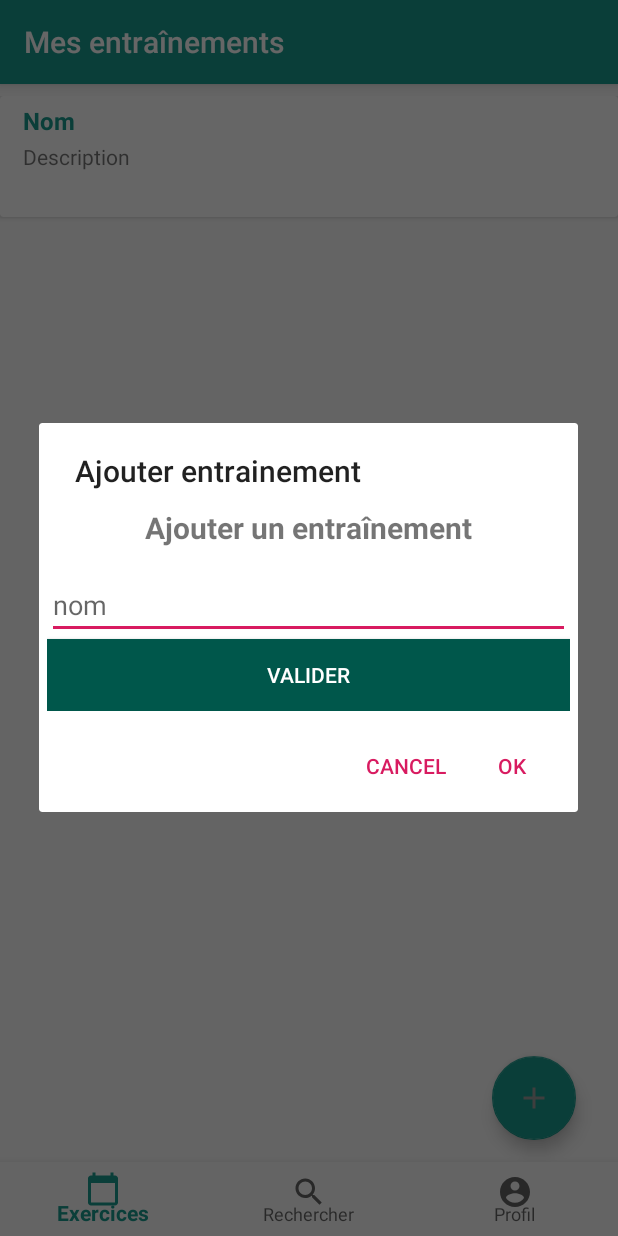
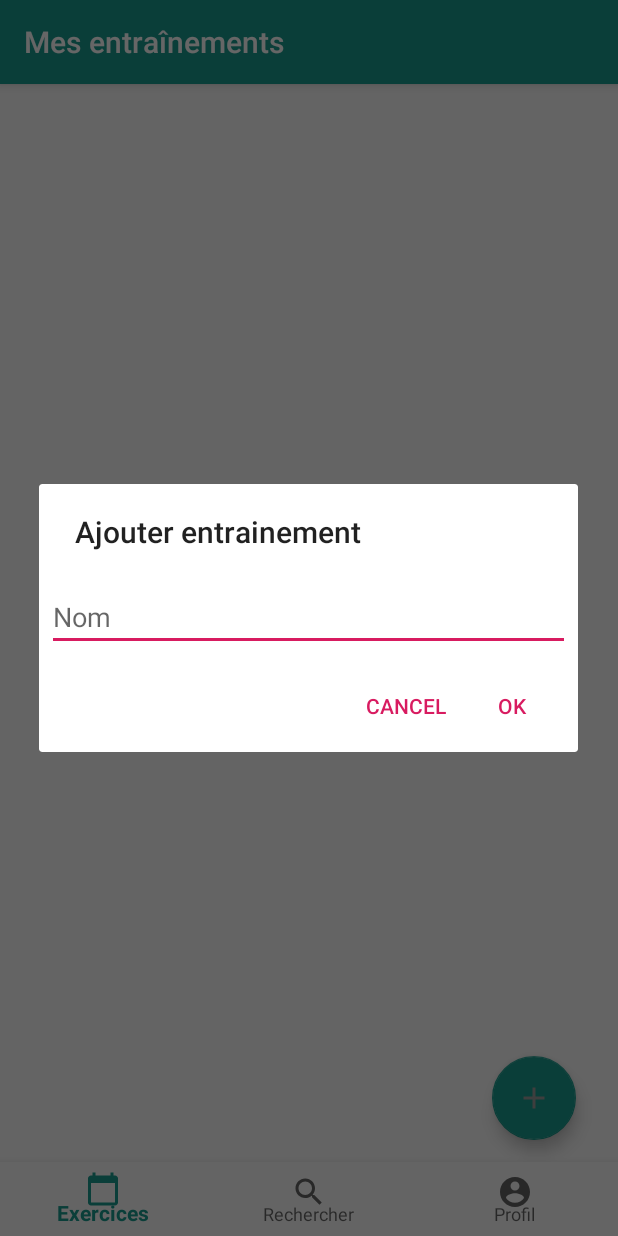
Before and after one commit to tomherbin/Projet_if26, an Android app: the screen it shows after launch (MainActivity), after a tap on an icon or button, on a phone screen of 412 x 824 dp. Run offline under Robolectric (Android 15) with nearby library versions, the phone set to English and light mode, and no system bars.

Commit message:
Prblm SQL

```diff
--- a/app/src/main/AndroidManifest.xml
+++ b/app/src/main/AndroidManifest.xml
@@ -16,7 +16,6 @@
                 <category android:name="android.intent.category.LAUNCHER" />
             </intent-filter>
         </activity>
-        <activity android:name=".fragment_home" />
         <activity android:name=".Home" />
         <activity android:name=".Search" />
         <activity
--- a/app/src/main/java/com/example/tom/projet_if26/AdapterListeEntrainement.java
+++ b/app/src/main/java/com/example/tom/projet_if26/AdapterListeEntrainement.java
@@ -33,8 +33,10 @@ public class AdapterListeEntrainement extends ArrayAdapter<ListeEntrainement> {
 
         ListeEntrainement listes = liste.get(position);
         TextView titre =(TextView) v.findViewById(R.id.nomEntrainement);
+        titre.setText(listes.getTitre());
 
         TextView compteur=(TextView)v.findViewById(R.id.compteur);
+        compteur.setText(String.valueOf(listes.getRepetition()));
 
         TextView description =(TextView) v.findViewById(R.id.description);
 
--- a/app/src/main/java/com/example/tom/projet_if26/Home.java
+++ b/app/src/main/java/com/example/tom/projet_if26/Home.java
@@ -26,19 +26,20 @@ import java.util.List;
 public class Home extends AppCompatActivity {
     private ListView lv;
     private FloatingActionButton add;
+    private EntrainementPersistance bdd;
 
 
     @Override
     protected void onCreate(Bundle savedInstanceState) {
         super.onCreate(savedInstanceState);
-        setContentView(R.layout.home_activity);
+        setContentView(R.layout.home_fragment);
         getSupportActionBar().setTitle("Entraînement");
         if (savedInstanceState == null) {
             getSupportFragmentManager().beginTransaction()
                     .replace(R.id.container, HomeFragment.newInstance())
                     .commitNow();
         }
-
+        bdd = new EntrainementPersistance(this);
 
 
 
--- a/app/src/main/java/com/example/tom/projet_if26/ListeEntrainement.java
+++ b/app/src/main/java/com/example/tom/projet_if26/ListeEntrainement.java
@@ -9,10 +9,10 @@ public class ListeEntrainement {
     }
 
     public void setRepétition(int repétition) {
-        this.repetition = repétition;
+        this.repetition = repetition;
     }
 
-    public ListeEntrainement(String titre, int repétition){
+    public ListeEntrainement(String titre, int repetition){
         this.titre=titre;
         this.repetition=repetition;
     }
--- a/app/src/main/java/com/example/tom/projet_if26/MainActivity.java
+++ b/app/src/main/java/com/example/tom/projet_if26/MainActivity.java
@@ -23,7 +23,7 @@ public class MainActivity extends AppCompatActivity {
 
 
     private TextView mTextMessage;
-    private SQliteDataBaseHelper db;
+
 
 
     private BottomNavigationView.OnNavigationItemSelectedListener mOnNavigationItemSelectedListener
--- /dev/null
+++ b/app/src/main/java/com/example/tom/projet_if26/PersistanceTraining.java
@@ -0,0 +1,75 @@
+package com.example.tom.projet_if26;
+
+import android.content.ContentValues;
+import android.content.Context;
+import android.database.Cursor;
+import android.database.sqlite.SQLiteDatabase;
+import android.database.sqlite.SQLiteOpenHelper;
+import android.util.Log;
+
+import java.util.ArrayList;
+
+public class PersistanceTraining extends SQLiteOpenHelper {
+    public static final int DATABASE_VERSION = 1;
+    // nom du fichier pour la base
+    public static final String DATABASE_NAME = "Entrainement.db";
+    // nom de la table
+    private static final String TABLE_ENTRAINEMENT = "entrainement";
+    // liste des attributs
+    private static final String ATTRIBUT_TITRE_ENTRAINEMENT = "titreEntrainement";
+    private static final String ATTRIBUT_KEY = "key";
+    private static final String ATTRIBUT_REPETITION = "repetition";
+
+    public PersistanceTraining(Context context){
+        super(context, DATABASE_NAME, null, DATABASE_VERSION);
+    }
+
+    public void onCreate(SQLiteDatabase db) {
+        final String table_entrainement_create =
+                "CREATE TABLE " + TABLE_ENTRAINEMENT + "(" +
+                        ATTRIBUT_KEY + "INTEGER PRIMARY KEY ," +
+                        ATTRIBUT_TITRE_ENTRAINEMENT + " VARCHAR," +
+                        ATTRIBUT_REPETITION + "INTEGER)";
+        db.execSQL(table_entrainement_create);
+        Log.d("AAAA", "onCreate: ");
+
+
+    }
+
+    public void onUpgrade(SQLiteDatabase db, int oldVersion, int newVersion) {
+        db.execSQL("DROP TABLE IF EXISTS " + TABLE_ENTRAINEMENT);
+        onCreate(db);
+    }
+
+    public void addEntrainement(String nom) {
+        SQLiteDatabase db = this.getWritableDatabase();
+        ContentValues values = new ContentValues();
+        values.put(ATTRIBUT_TITRE_ENTRAINEMENT, nom);
+        values.put(ATTRIBUT_REPETITION,0);
+
+        db.insert(TABLE_ENTRAINEMENT, null, values);
+        db.close();
+    }
+
+    public void initData(){
+        PredefiniEntrainement liste = new PredefiniEntrainement();
+        for (ListeEntrainement l : liste.getListe()){
+            addEntrainement(l.getTitre());
+        }
+    }
+    public ArrayList<ListeEntrainement> getAllEntrainements(){
+        ArrayList<ListeEntrainement> listes = new ArrayList<ListeEntrainement>();
+        String selectQuery = "SELECT * FROM "+ TABLE_ENTRAINEMENT;
+
+        SQLiteDatabase bdd=  this.getReadableDatabase();
+        Cursor cursor =bdd.rawQuery(selectQuery,null);
+
+        if (cursor.moveToFirst()){
+            do{
+                listes.add(new ListeEntrainement(cursor.getString(1),cursor.getInt(2)));
+            }while(cursor.moveToNext());
+        }
+        bdd.close();
+        return listes;
+    }
+}
--- a/app/src/main/java/com/example/tom/projet_if26/ui/home/HomeFragment.java
+++ b/app/src/main/java/com/example/tom/projet_if26/ui/home/HomeFragment.java
@@ -11,6 +11,7 @@ import android.support.annotation.NonNull;
 import android.support.annotation.Nullable;
 import android.support.design.widget.FloatingActionButton;
 import android.support.v4.app.Fragment;
+import android.support.v4.app.ListFragment;
 import android.support.v7.app.AlertDialog;
 import android.view.LayoutInflater;
 import android.view.MenuItem;
@@ -27,15 +28,15 @@ import com.example.tom.projet_if26.EntrainementPersistance;
 import com.example.tom.projet_if26.Home;
 import com.example.tom.projet_if26.ListeEntrainement;
 import com.example.tom.projet_if26.MainActivity;
+import com.example.tom.projet_if26.PersistanceTraining;
 import com.example.tom.projet_if26.PredefiniEntrainement;
 import com.example.tom.projet_if26.R;
 
 import java.util.ArrayList;
 
-public class HomeFragment extends Fragment {
+public class HomeFragment extends ListFragment {
 
     private HomeViewModel mViewModel;
-    private EntrainementPersistance db ;
     private  AdapterListeEntrainement adaptateur;
     public static HomeFragment newInstance() {
         return new HomeFragment();
@@ -53,30 +54,19 @@ public class HomeFragment extends Fragment {
                              @Nullable Bundle savedInstanceState) {
 
         View v = inflater.inflate(R.layout.home_fragment, container, false);
-        db= new EntrainementPersistance(getActivity());
-        PredefiniEntrainement liste = new PredefiniEntrainement();
-        ArrayList<ListeEntrainement> entrainements = liste.getListe();
-        adaptateur = new AdapterListeEntrainement(getActivity(),R.layout.liste_entrainements,entrainements);
 
-        initUI(v);
         return v;
-
-
     }
 
     @Override
-    public void onActivityCreated(@Nullable Bundle savedInstanceState) {
-        super.onActivityCreated(savedInstanceState);
-        mViewModel = ViewModelProviders.of(this).get(HomeViewModel.class);
-        // TODO: Use the ViewModel
-    }
+    public void onViewCreated(View view, @Nullable Bundle savedInstanceState) {
+        PersistanceTraining db = new PersistanceTraining(getContext());
+        ArrayList<ListeEntrainement> listes = db.getAllEntrainements();
+        AdapterListeEntrainement adapt = new AdapterListeEntrainement(getContext(), R.layout.liste_entrainements,listes);
+        ListView lv = (ListView) getView().findViewById(R.id.lv);
+        lv.setAdapter(adapt);
 
-
-    private void initUI(View v){
-
-        ListView lv = v.findViewById(R.id.lv);
-        lv.setAdapter(adaptateur);
-        FloatingActionButton add = (FloatingActionButton) v.findViewById(R.id.fba);
+        FloatingActionButton add = (FloatingActionButton) view.findViewById(R.id.fba);
         add.setOnClickListener( new View.OnClickListener() {
             @Override
             public void onClick(View v) {
@@ -91,7 +81,7 @@ public class HomeFragment extends Fragment {
                 }).setPositiveButton("Ok", new DialogInterface.OnClickListener() {
                     @Override
                     public void onClick(DialogInterface dialog, int which) {
-                        EntrainementPersistance data = new EntrainementPersistance(getContext());
+                        PersistanceTraining data = new PersistanceTraining(getContext());
                         data.addEntrainement(nom.getText().toString());
                     }
                 });
@@ -100,8 +90,6 @@ public class HomeFragment extends Fragment {
             }
         });
 
-        ArrayList<String> list = new ArrayList<>();
-        Cursor data = db.getListEntrainement();
     }
 
 }
--- a/app/src/main/res/layout/dialog_entre.xml
+++ b/app/src/main/res/layout/dialog_entre.xml
@@ -4,17 +4,6 @@
     android:orientation="vertical" android:layout_width="match_parent"
     android:layout_height="match_parent"
     android:padding = "5dp">
-
-    <TextView
-        android:id="@+id/textView"
-        android:layout_width="wrap_content"
-        android:layout_height="wrap_content"
-        android:layout_gravity="center"
-        android:text="@string/ajouter_un_entrainement"
-        android:layout_marginTop="5dp"
-        android:textSize="20sp"
-        android:textStyle="bold"
-        tools:text="Ajouter un entraînement" />
 
     <EditText
         android:id="@+id/editNom"
@@ -26,14 +15,5 @@
         android:inputType="text"
         android:autofillHints="" tools:targetApi="o"/>
 
-    <Button
-        android:id="@+id/btnOk"
-        android:layout_width="match_parent"
-        android:layout_height="wrap_content"
-        android:background="?attr/colorPrimaryDark"
-        android:text="@string/valider"
-
-        android:textColor="@android:color/white" />
-
 
 </LinearLayout>
--- a/app/src/main/res/layout/home_fragment.xml
+++ b/app/src/main/res/layout/home_fragment.xml
@@ -7,62 +7,6 @@
     android:layout_height="match_parent"
     tools:context=".ui.home.HomeFragment">
 
-
-    <LinearLayout
-        android:layout_width="412dp"
-        android:layout_height="match_parent"
-        android:layout_marginTop="8dp"
-        android:orientation="vertical"
-        app:layout_constraintEnd_toEndOf="parent"
-        app:layout_constraintStart_toStartOf="parent"
-        app:layout_constraintTop_toTopOf="parent">
-
-        <android.support.v7.widget.CardView
-            android:layout_width="match_parent"
-            android:layout_height="wrap_content">
-
-            <RelativeLayout
-                android:layout_width="match_parent"
-                android:layout_height="wrap_content">
-
-            </RelativeLayout>
-
-
-            <LinearLayout
-                android:layout_width="match_parent"
-                android:layout_height="wrap_content"
-                android:layout_marginLeft="15dp"
-                android:layout_marginTop="5dp"
-                android:orientation="vertical">
-
-                <TextView
-                    android:id="@+id/nomEntrainement"
-                    android:layout_width="match_parent"
-                    android:layout_height="match_parent"
-                    android:text="Nom"
-                    android:textColor="@color/colorPrimary"
-                    android:textSize="16sp"
-                    android:textStyle="bold" />
-
-                <LinearLayout
-                    android:layout_width="match_parent"
-                    android:layout_height="wrap_content"
-                    android:gravity="start"
-                    android:orientation="horizontal"
-                    android:paddingTop="3dp"
-                    android:paddingBottom="6dp">
-
-                    <TextView
-                        android:id="@+id/description"
-                        android:layout_width="300dp"
-                        android:layout_height="44dp"
-                        android:text="Description" />
-                </LinearLayout>
-
-            </LinearLayout>
-
-        </android.support.v7.widget.CardView>
-    </LinearLayout>
 
     <android.support.design.widget.FloatingActionButton
         android:id="@+id/fba"
@@ -80,4 +24,16 @@
         app:layout_constraintBottom_toBottomOf="parent"
         app:layout_constraintEnd_toEndOf="parent" />
 
+    <ListView
+        android:id="@+id/lv"
+        android:layout_width="368dp"
+        android:layout_height="450dp"
+        android:layout_marginTop="8dp"
+        android:layout_marginEnd="8dp"
+        android:layout_marginBottom="8dp"
+        app:layout_constraintBottom_toBottomOf="parent"
+        app:layout_constraintEnd_toEndOf="parent"
+        app:layout_constraintTop_toTopOf="parent"
+        app:layout_constraintVertical_bias="0.177" />
+
 </android.support.constraint.ConstraintLayout>
--- a/app/src/main/res/values/strings.xml
+++ b/app/src/main/res/values/strings.xml
@@ -180,6 +180,6 @@
     <string name="action_settings">Settings</string>
     <string name="ajouter_un_entrainement">Ajouter un entraînement</string>
     <string name="entrer_le_nom_de_votre_entrainement">Entrer le nom de votre entraînement</string>
-    <string name="nom">nom</string>
+    <string name="nom">Nom</string>
     <string name="valider">Valider</string>
 </resources>
```
Also changed, not shown: app/src/main/java/com/example/tom/projet_if26/EntrainementPersistance.java (+15 -12 lines), app/src/main/java/com/example/tom/projet_if26/PredefiniEntrainement.java (+12 -0 lines), app/src/main/java/com/example/tom/projet_if26/SQliteDataBaseHelper.java (deleted, +0 -57 lines), app/src/main/res/layout/home_activity_2.xml (deleted, +0 -65 lines), app/src/main/res/layout/liste_entrainements.xml (added, +62 -0 lines).
